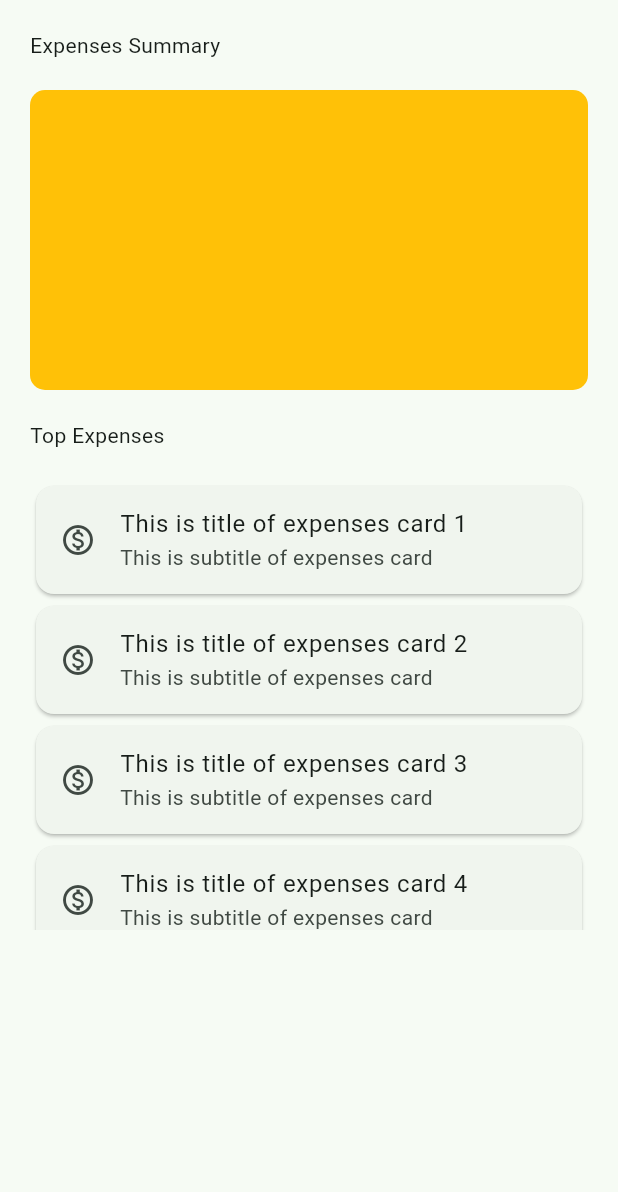
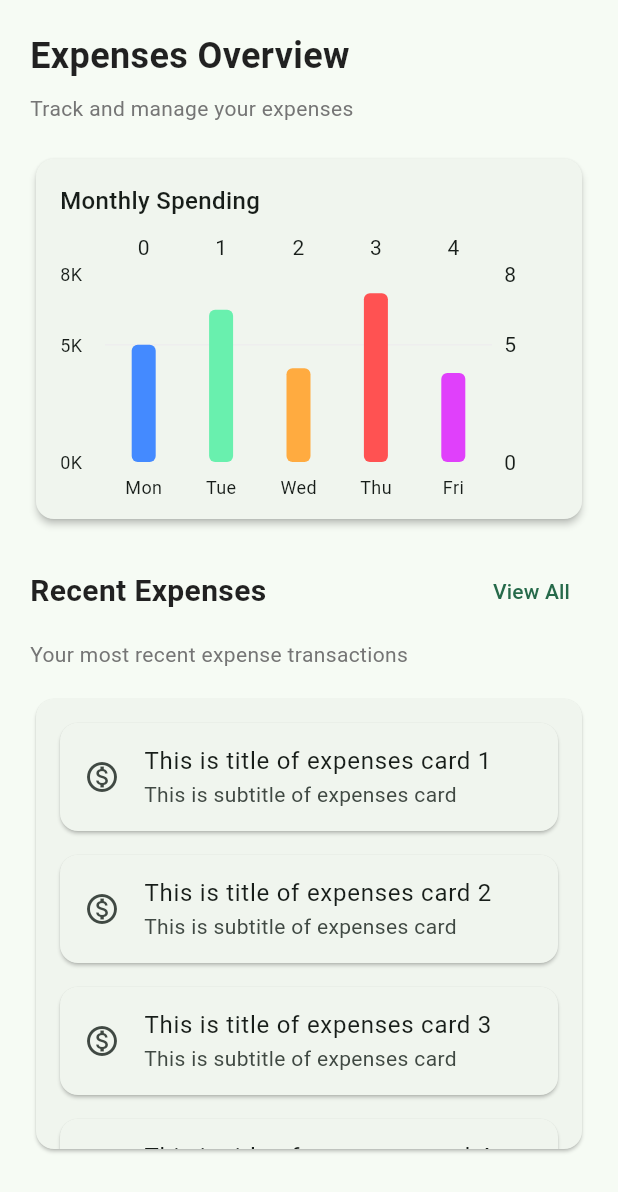
Before and after one commit to DinukaPrasad/EL_Tracker_app, a Flutter app: the ExpensesView widget shown alone on an empty page, opened directly, on a phone screen of 412 x 824 dp. Shown: the top 1192 px of the screen. Run offline on Flutter 3.47's test engine with Material 3 defaults, Android fonts, the light colour scheme and no system bars; drawn by our look-alikes of fl_chart; our stand-ins replace firebase_auth, firebase_core; accounts and stored records are empty.

Commit message:
Update UI 0.1

```diff
--- a/lib/screens/expenses_view.dart
+++ b/lib/screens/expenses_view.dart
@@ -1,5 +1,6 @@
 import 'package:eltracker_app/widgets/expense_card.dart';
 import 'package:flutter/material.dart';
+import 'package:fl_chart/fl_chart.dart';
 
 class ExpensesView extends StatefulWidget {
   const ExpensesView({super.key});
@@ -9,61 +10,203 @@
 }
 
 class _ExpensesViewState extends State<ExpensesView> {
+  final List<String> _expensesCards = ['1', '2', '3', '4', '5'];
+  int _touchedIndex = -1;
 
-  final List expensesCards = ['1','2','3','4','5'];
+  // Sample data for the bar chart
+  final List<BarChartGroupData> _barGroups = [
+    _buildBarGroup(0, 5, Colors.blueAccent),
+    _buildBarGroup(1, 6.5, Colors.greenAccent),
+    _buildBarGroup(2, 4, Colors.orangeAccent),
+    _buildBarGroup(3, 7.2, Colors.redAccent),
+    _buildBarGroup(4, 3.8, Colors.purpleAccent),
+  ];
 
   @override
   Widget build(BuildContext context) {
     return Padding(
-      padding: EdgeInsets.all(20),
+      padding: const EdgeInsets.all(20),
       child: SingleChildScrollView(
         child: Column(
           crossAxisAlignment: CrossAxisAlignment.start,
           children: [
-
-            //* headline
-            Text(
-              'Expenses Summary',
-            ),
-            SizedBox(
-              height: 20,
-            ),
-
-            //* Summary chart
-            Container(
-              height: 200,
-              width: double.infinity,
-              decoration: BoxDecoration(
-                color: Colors.amber,
-                borderRadius: BorderRadius.circular(10)
+            // Header
+            const Text(
+              'Expenses Overview',
+              style: TextStyle(
+                fontSize: 24,
+                fontWeight: FontWeight.bold,
+                color: Colors.black87,
               ),
             ),
-            SizedBox(
-              height: 20,
+            const SizedBox(height: 8),
+            Text(
+              'Track and manage your expenses',
+              style: TextStyle(fontSize: 14, color: Colors.grey.shade600),
             ),
+            const SizedBox(height: 20),
 
-            //* headline (Expenses)
+            // Summary Chart Card
+            Card(
+              elevation: 2,
+              shape: RoundedRectangleBorder(
+                borderRadius: BorderRadius.circular(12),
+              ),
+              child: Container(
+                padding: const EdgeInsets.all(16),
+                height: 240,
+                width: double.infinity,
+                child: Column(
+                  crossAxisAlignment: CrossAxisAlignment.start,
+                  children: [
+                    const Text(
+                      'Monthly Spending',
+                      style: TextStyle(
+                        fontSize: 16,
+                        fontWeight: FontWeight.w500,
+                      ),
+                    ),
+                    const SizedBox(height: 8),
+                    Expanded(
+                      child: BarChart(
+                        BarChartData(
+                          alignment: BarChartAlignment.spaceAround,
+                          maxY: 8,
+                          barTouchData: BarTouchData(
+                            enabled: true,
+                            touchCallback: (FlTouchEvent event, response) {
+                              if (response?.spot == null) return;
+                              setState(() {
+                                _touchedIndex =
+                                    response?.spot?.touchedBarGroupIndex ?? -1;
+                              });
+                            },
+                          ),
+                          titlesData: FlTitlesData(
+                            show: true,
+                            bottomTitles: AxisTitles(
+                              sideTitles: SideTitles(
+                                showTitles: true,
+                                getTitlesWidget: (value, meta) {
+                                  const categories = [
+                                    'Mon',
+                                    'Tue',
+                                    'Wed',
+                                    'Thu',
+                                    'Fri',
+                                  ];
+                                  return Padding(
+                                    padding: const EdgeInsets.only(top: 8.0),
+                                    child: Text(
+                                      categories[value.toInt()],
+                                      style: const TextStyle(fontSize: 12),
+                                    ),
+                                  );
+                                },
+                              ),
+                            ),
+                            leftTitles: AxisTitles(
+                              sideTitles: SideTitles(
+                                showTitles: true,
+                                getTitlesWidget: (value, meta) {
+                                  return Text(
+                                    '${value.toInt()}K',
+                                    style: const TextStyle(fontSize: 12),
+                                  );
+                                },
+                                reservedSize: 30,
+                              ),
+                            ),
+                          ),
+                          gridData: FlGridData(
+                            show: true,
+                            drawVerticalLine: false,
+                            getDrawingHorizontalLine:
+                                (value) => FlLine(
+                                  color: Colors.grey.shade200,
+                                  strokeWidth: 1,
+                                ),
+                          ),
+                          borderData: FlBorderData(show: false),
+                          barGroups: _barGroups,
+                        ),
+                      ),
+                    ),
+                  ],
+                ),
+              ),
+            ),
+            const SizedBox(height: 20),
+
+            // Top Expenses Header
+            Row(
+              mainAxisAlignment: MainAxisAlignment.spaceBetween,
+              children: [
+                const Text(
+                  'Recent Expenses',
+                  style: TextStyle(
+                    fontSize: 20,
+                    fontWeight: FontWeight.bold,
+                    color: Colors.black87,
+                  ),
+                ),
+                TextButton(
+                  onPressed: () {},
+                  child: Text(
+                    'View All',
+                    style: TextStyle(color: Theme.of(context).primaryColor),
+                  ),
+                ),
+              ],
+            ),
+            const SizedBox(height: 8),
             Text(
-              'Top Expenses',
+              'Your most recent expense transactions',
+              style: TextStyle(fontSize: 14, color: Colors.grey.shade600),
             ),
-            SizedBox(
-              height: 20,
-            ),
+            const SizedBox(height: 16),
 
-            //* Expense list view
-            SizedBox(
-              height: 300,
-              child: ListView.builder(
-                itemCount: expensesCards.length,
-                itemBuilder: (context , index){
-
-                  return ExpenseCard(cardCount: expensesCards[index],);
-                },
+            // Expense List
+            Card(
+              // elevation: 2,
+              shape: RoundedRectangleBorder(
+                borderRadius: BorderRadius.circular(12),
+              ),
+              child: SizedBox(
+                height: 300,
+                child: ListView.builder(
+                  physics: const BouncingScrollPhysics(),
+                  padding: const EdgeInsets.symmetric(vertical: 8),
+                  itemCount: _expensesCards.length,
+                  itemBuilder: (context, index) {
+                    return Padding(
+                      padding: const EdgeInsets.symmetric(
+                        horizontal: 12,
+                        vertical: 4,
+                      ),
+                      child: ExpenseCard(cardCount: _expensesCards[index]),
+                    );
+                  },
                 ),
+              ),
             ),
           ],
         ),
       ),
-      );
+    );
+  }
+
+  static BarChartGroupData _buildBarGroup(int x, double y, Color color) {
+    return BarChartGroupData(
+      x: x,
+      barRods: [
+        BarChartRodData(
+          toY: y,
+          color: color,
+          width: 16,
+          borderRadius: BorderRadius.circular(4),
+        ),
+      ],
+    );
   }
 }
```
